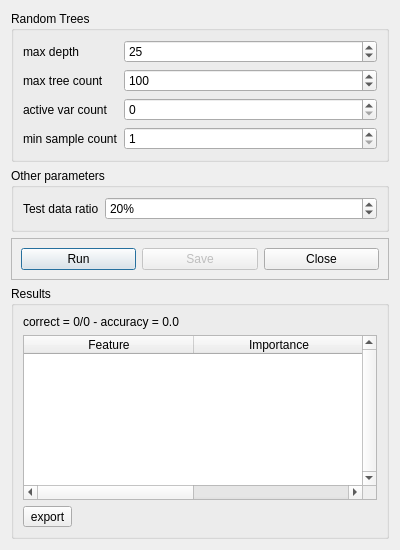
Qt form Train3DMASCDialog.ui (dgirardeau/q3DMASC) before a commit.
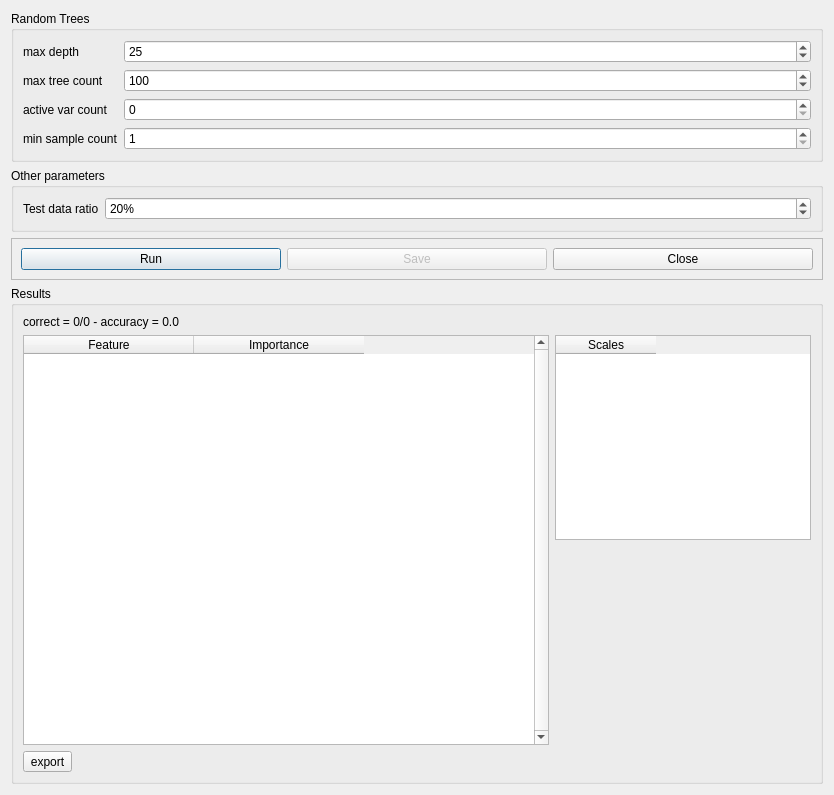
The same form after that commit.

Commit message: display scales

```diff
--- a/Train3DMASCDialog.ui
+++ b/Train3DMASCDialog.ui
@@ -6,8 +6,8 @@
    <rect>
     <x>0</x>
     <y>0</y>
-    <width>400</width>
-    <height>550</height>
+    <width>834</width>
+    <height>795</height>
    </rect>
   </property>
   <property name="windowTitle">
@@ -185,15 +185,15 @@
      <property name="title">
       <string>Results</string>
      </property>
-     <layout class="QVBoxLayout" name="verticalLayout_2">
-      <item>
+     <layout class="QGridLayout" name="gridLayout" columnstretch="1,0">
+      <item row="0" column="0" colspan="2">
        <widget class="QLabel" name="resultLabel">
         <property name="text">
          <string>correct = 0/0 - accuracy = 0.0</string>
         </property>
        </widget>
       </item>
-      <item>
+      <item row="1" column="0" rowspan="2">
        <widget class="QTableWidget" name="tableWidget">
         <property name="verticalScrollBarPolicy">
          <enum>Qt::ScrollBarAlwaysOn</enum>
@@ -228,7 +228,29 @@
         </column>
        </widget>
       </item>
-      <item>
+      <item row="1" column="1">
+       <widget class="QTableWidget" name="tableWidgetScales">
+        <column>
+         <property name="text">
+          <string>Scales</string>
+         </property>
+        </column>
+       </widget>
+      </item>
+      <item row="2" column="1">
+       <spacer name="verticalSpacer">
+        <property name="orientation">
+         <enum>Qt::Vertical</enum>
+        </property>
+        <property name="sizeHint" stdset="0">
+         <size>
+          <width>20</width>
+          <height>190</height>
+         </size>
+        </property>
+       </spacer>
+      </item>
+      <item row="3" column="0">
        <widget class="QToolButton" name="exportToolButton">
         <property name="text">
          <string>export</string>
```
The commit also changes 6 other files.
